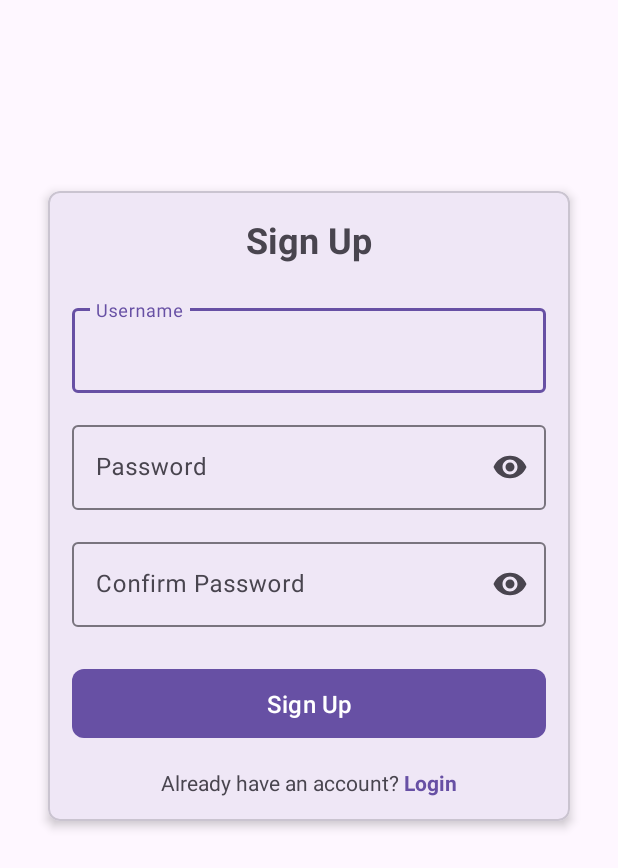
After one commit to Rehan-UIUX/Rehan, an Android app: the register screen opened directly, with no data from a screen before it, on a phone screen of 412 x 824 dp. The commit adds this screen. Shown: the top 868 px of the screen. Run offline under Robolectric (Android 15) with nearby library versions, the light colour scheme and no system bars.

Commit message:
penambahan menu register sebelum login

```diff
--- /dev/null
+++ b/app/src/main/java/com/dicoding/kotlin2/register.kt
@@ -0,0 +1,53 @@
+package com.dicoding.kotlin2
+
+import android.content.Intent
+import android.os.Bundle
+import android.widget.Button
+import android.widget.EditText
+import android.widget.Toast
+import androidx.appcompat.app.AppCompatActivity
+
+class register : AppCompatActivity() {
+
+    private lateinit var dbHelper: Database
+
+    override fun onCreate(savedInstanceState: Bundle?) {
+        super.onCreate(savedInstanceState)
+        setContentView(R.layout.activity_register)
+
+        dbHelper = Database(this)
+
+        val usernameEditText = findViewById<EditText>(R.id.username)
+        val passwordEditText = findViewById<EditText>(R.id.password)
+        val confirmPasswordEditText = findViewById<EditText>(R.id.confirm_password)
+        val signupButton = findViewById<Button>(R.id.signup_button)
+
+        signupButton.setOnClickListener {
+            val username = usernameEditText.text.toString().trim()
+            val password = passwordEditText.text.toString().trim()
+            val confirmPassword = confirmPasswordEditText.text.toString().trim()
+
+            when {
+                username.isEmpty() || password.isEmpty() || confirmPassword.isEmpty() -> {
+                    Toast.makeText(this, "Please fill all fields", Toast.LENGTH_SHORT).show()
+                }
+                password != confirmPassword -> {
+                    Toast.makeText(this, "Passwords do not match", Toast.LENGTH_SHORT).show()
+                }
+                dbHelper.isUsernameExist(username) -> {
+                    Toast.makeText(this, "Username already exists", Toast.LENGTH_SHORT).show()
+                }
+                else -> {
+                    val result = dbHelper.insertUser(username, password)
+                    if (result != -1L) {
+                        Toast.makeText(this, "Sign up successful!", Toast.LENGTH_SHORT).show()
+                        startActivity(Intent(this, Login::class.java))
+                        finish()
+                    } else {
+                        Toast.makeText(this, "Registration Failed", Toast.LENGTH_SHORT).show()
+                    }
+                }
+            }
+            }
+        }
+}
--- /dev/null
+++ b/app/src/main/res/layout/activity_register.xml
@@ -0,0 +1,118 @@
+<?xml version="1.0" encoding="utf-8"?>
+<androidx.constraintlayout.widget.ConstraintLayout xmlns:android="http://schemas.android.com/apk/res/android"
+    xmlns:app="http://schemas.android.com/apk/res-auto"
+    android:layout_width="match_parent"
+    android:layout_height="match_parent"
+    android:padding="16dp">
+
+    <com.google.android.material.card.MaterialCardView
+        android:layout_width="match_parent"
+        android:layout_height="wrap_content"
+        android:layout_marginHorizontal="16dp"
+        app:cardCornerRadius="8dp"
+        app:cardElevation="4dp"
+        app:layout_constraintBottom_toBottomOf="parent"
+        app:layout_constraintTop_toTopOf="parent"
+        app:layout_constraintVertical_bias="0.3">
+
+        <LinearLayout
+            android:layout_width="match_parent"
+            android:layout_height="wrap_content"
+            android:orientation="vertical"
+            android:padding="16dp">
+
+            <TextView
+                android:layout_width="match_parent"
+                android:layout_height="wrap_content"
+                android:layout_marginBottom="24dp"
+                android:gravity="center"
+                android:text="Sign Up"
+                android:textSize="24sp"
+                android:textStyle="bold" />
+
+            <com.google.android.material.textfield.TextInputLayout
+                android:layout_width="match_parent"
+                android:layout_height="wrap_content"
+                android:layout_marginBottom="16dp"
+                android:hint="Username"
+                >
+
+                <com.google.android.material.textfield.TextInputEditText
+                    android:id="@+id/username"
+                    android:layout_width="match_parent"
+                    android:layout_height="wrap_content"
+                    android:inputType="text"
+                    android:maxLines="1" />
+
+            </com.google.android.material.textfield.TextInputLayout>
+
+            <com.google.android.material.textfield.TextInputLayout
+                android:layout_width="match_parent"
+                android:layout_height="wrap_content"
+                android:layout_marginBottom="16dp"
+                android:hint="Password"
+                app:endIconMode="password_toggle"
+                >
+
+                <com.google.android.material.textfield.TextInputEditText
+                    android:id="@+id/password"
+                    android:layout_width="match_parent"
+                    android:layout_height="wrap_content"
+                    android:inputType="textPassword"
+                    android:maxLines="1" />
+
+            </com.google.android.material.textfield.TextInputLayout>
+
+            <com.google.android.material.textfield.TextInputLayout
+                android:layout_width="match_parent"
+                android:layout_height="wrap_content"
+                android:layout_marginBottom="24dp"
+                android:hint="Confirm Password"
+                app:endIconMode="password_toggle"
+                >
+
+                <com.google.android.material.textfield.TextInputEditText
+                    android:id="@+id/confirm_password"
+                    android:layout_width="match_parent"
+                    android:layout_height="wrap_content"
+                    android:inputType="textPassword"
+                    android:maxLines="1" />
+
+            </com.google.android.material.textfield.TextInputLayout>
+
+            <com.google.android.material.button.MaterialButton
+                android:id="@+id/signup_button"
+                android:layout_width="match_parent"
+                android:layout_height="wrap_content"
+                android:padding="12dp"
+                android:text="Sign Up"
+                android:textSize="16sp"
+                app:cornerRadius="8dp" />
+
+            <LinearLayout
+                android:layout_width="match_parent"
+                android:layout_height="wrap_content"
+                android:layout_marginTop="16dp"
+                android:gravity="center"
+                android:orientation="horizontal">
+
+                <TextView
+                    android:layout_width="wrap_content"
+                    android:layout_height="wrap_content"
+                    android:text="Already have an account? " />
+
+                <TextView
+                    android:id="@+id/login_link"
+                    android:layout_width="wrap_content"
+                    android:layout_height="wrap_content"
+                    android:text="Login"
+                    android:textColor="?attr/colorPrimary"
+                    android:textStyle="bold" />
+
+            </LinearLayout>
+
+        </LinearLayout>
+
+    </com.google.android.material.card.MaterialCardView>
+
+</androidx.constraintlayout.widget.ConstraintLayout>
--- a/app/src/main/res/values/colors.xml
+++ b/app/src/main/res/values/colors.xml
@@ -2,4 +2,8 @@
 <resources>
     <color name="black">#FF000000</color>
     <color name="white">#FFFFFFFF</color>
+    <color name="blue_200">#90CAF9</color>
+    <color name="blue_300">#64B5F6</color>
+    <color name="blue_700">#1976D2</color>
+    <color name="blue_900">#0D47A1</color>
 </resources>
```
Also changed, not shown: app/src/main/AndroidManifest.xml (+12 -6 lines), app/src/main/java/com/dicoding/kotlin2/Database.kt (added, +86 -0 lines), app/src/main/java/com/dicoding/kotlin2/Login.kt (+29 -19 lines), app/src/main/java/com/dicoding/kotlin2/Splash.kt (added, +32 -0 lines), app/src/main/res/drawable/background_gradient.xml (+4 -4 lines), app/src/main/res/layout/activity_login.xml (+14 -0 lines), app/src/main/res/layout/activity_splash.xml (added, +10 -0 lines).
